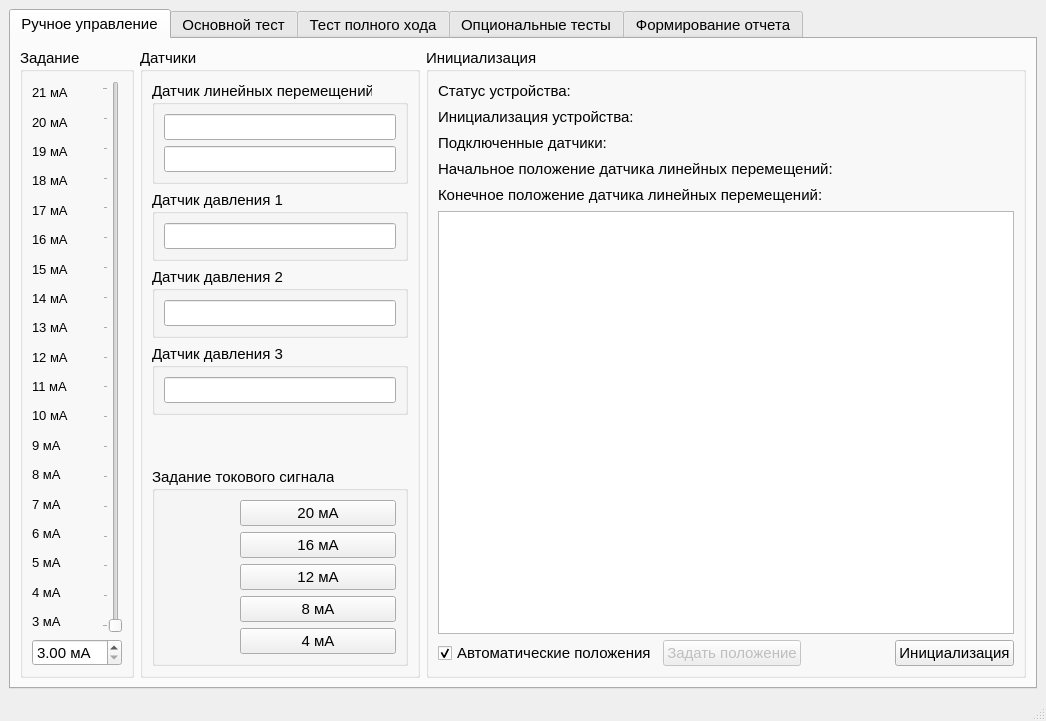
The window that MainWindow.ui (Rekvim/MpiSdk) describes before a commit, drawn with Qt 5.
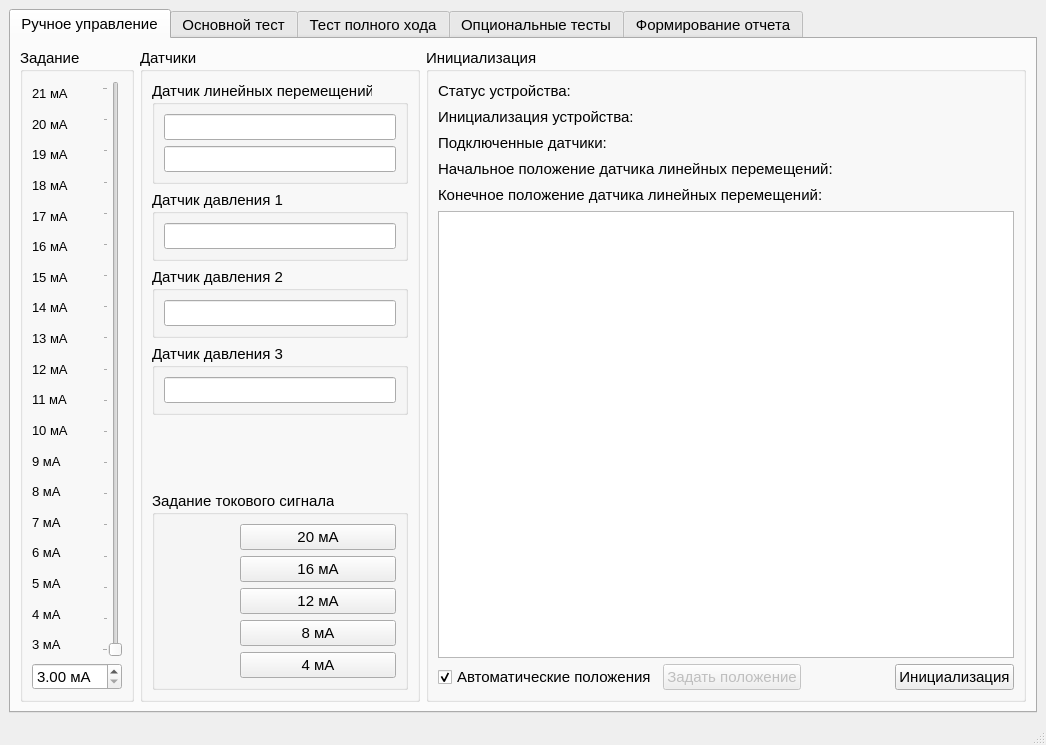
The same window after the commit. The open tabs and pages were chosen to show the change. Icons and pictures are not drawn. Custom widgets are drawn as their Qt base class.

What changed in the file:
```diff
--- a/MainWindow.ui
+++ b/MainWindow.ui
@@ -7,7 +7,7 @@
     <x>0</x>
     <y>0</y>
     <width>1046</width>
-    <height>721</height>
+    <height>745</height>
    </rect>
   </property>
   <property name="font">
```
Left out of the diff: 2 changed lines with no effect on the pictures.
